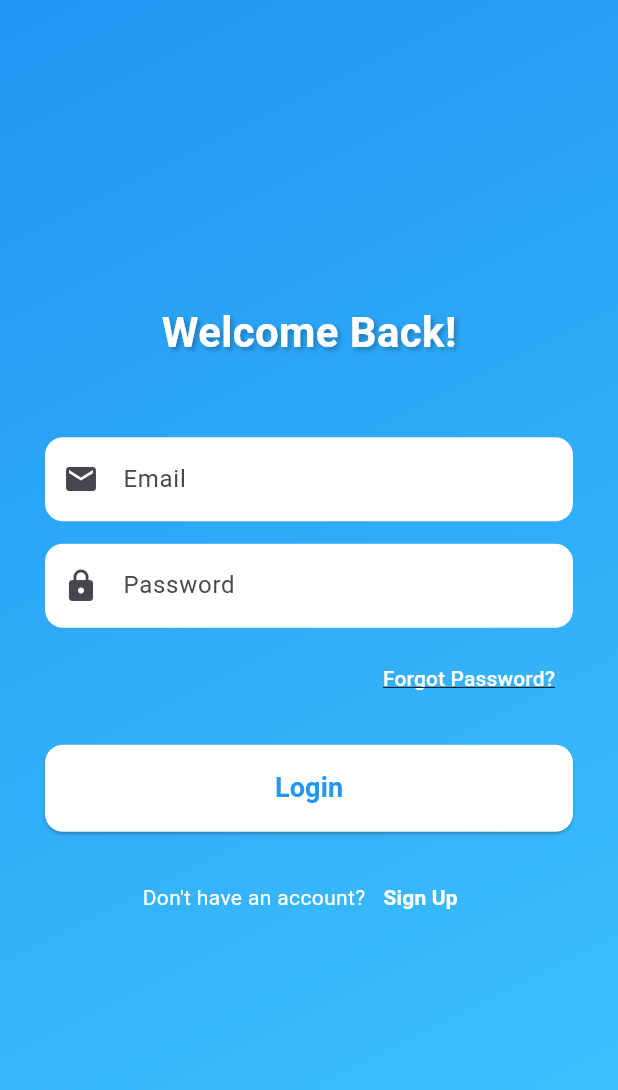
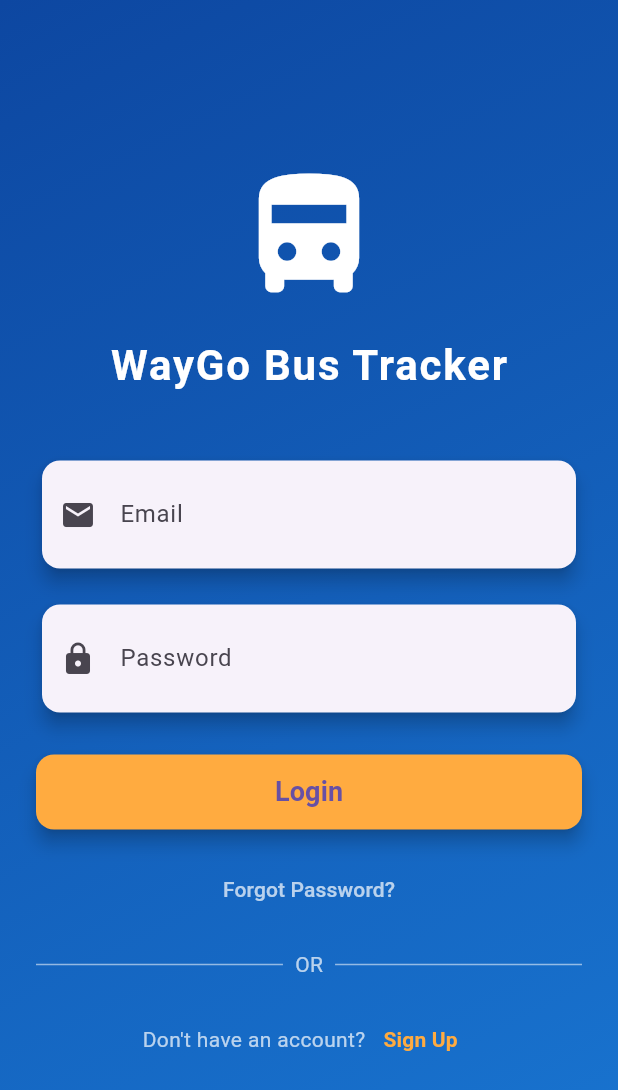
Before and after one commit to SanmuganathanLathusan/bus_tracker, a Flutter app: the LoginScreen screen opened by its route, on a phone screen of 412 x 824 dp. Shown: the top 1090 px of the screen. Run offline on Flutter 3.47's test engine with Material 3 defaults, Android fonts, the phone set to English and light mode, and no system bars; our stand-ins replace geolocator, google_maps_flutter, permission_handler.

Commit message:
modified lib/screens/login_screen.dart  file

```diff
--- a/lib/screens/login_screen.dart
+++ b/lib/screens/login_screen.dart
@@ -1,56 +1,39 @@
-import 'dart:convert';
 import 'package:flutter/material.dart';
-import 'package:http/http.dart' as http;
-import 'package:waygo/screens/HomePage.dart';
-import 'package:waygo/screens/forgotpassword.dart'; // ✅ Import added
+import '../services/api_service.dart';
+import 'HomePage.dart';
 
 class LoginScreen extends StatefulWidget {
   const LoginScreen({super.key});
-
   @override
   _LoginScreenState createState() => _LoginScreenState();
 }
 
 class _LoginScreenState extends State<LoginScreen> {
-  final TextEditingController emailController = TextEditingController();
-  final TextEditingController passwordController = TextEditingController();
+  final emailController = TextEditingController();
+  final passwordController = TextEditingController();
   bool isLoading = false;
 
   Future<void> loginUser() async {
     setState(() => isLoading = true);
 
-    try {
-      final response = await http.post(
-        Uri.parse('http://localhost:5000/api/auth/login'),
-        headers: {"Content-Type": "application/json"},
-        body: jsonEncode({
-          "email": emailController.text.trim(),
-          "password": passwordController.text.trim(),
-        }),
+    final result = await ApiService.loginUser(
+      email: emailController.text.trim(),
+      password: passwordController.text.trim(),
     );
 
     setState(() => isLoading = false);
 
-      if (response.statusCode == 200) {
-        final data = jsonDecode(response.body);
+    if (result['statusCode'] == 200) {
       ScaffoldMessenger.of(context).showSnackBar(
-          SnackBar(content: Text(data['message'] ?? 'Login successful!')),
+        SnackBar(content: Text(result['data']['message'] ?? 'Login successful!')),
       );
-
       Navigator.pushReplacement(
         context,
         MaterialPageRoute(builder: (context) => const HomePage()),
       );
     } else {
-        final data = jsonDecode(response.body);
       ScaffoldMessenger.of(context).showSnackBar(
-          SnackBar(content: Text(data['message'] ?? 'Login failed')),
-        );
-      }
-    } catch (e) {
-      setState(() => isLoading = false);
-      ScaffoldMessenger.of(context).showSnackBar(
-        SnackBar(content: Text('Error: $e')),
+        SnackBar(content: Text(result['data']['message'] ?? 'Login failed')),
       );
     }
   }
@@ -59,11 +42,9 @@ class _LoginScreenState extends State<LoginScreen> {
   Widget build(BuildContext context) {
     return Scaffold(
       body: Container(
-        width: double.infinity,
-        height: double.infinity,
         decoration: const BoxDecoration(
           gradient: LinearGradient(
-            colors: [Colors.blue, Colors.lightBlueAccent],
+            colors: [Color(0xFF0D47A1), Color(0xFF1976D2)],
             begin: Alignment.topLeft,
             end: Alignment.bottomRight,
           ),
@@ -71,125 +52,113 @@ class _LoginScreenState extends State<LoginScreen> {
         child: SafeArea(
           child: Center(
             child: SingleChildScrollView(
-              padding: const EdgeInsets.symmetric(horizontal: 30),
+              padding: const EdgeInsets.symmetric(horizontal: 24),
               child: Column(
-                mainAxisAlignment: MainAxisAlignment.center,
+                crossAxisAlignment: CrossAxisAlignment.center,
                 children: [
+                  // App Logo or Bus Icon
+                  const Icon(
+                    Icons.directions_bus_filled,
+                    size: 100,
+                    color: Colors.white,
+                  ),
+                  const SizedBox(height: 16),
                   const Text(
-                    'Welcome Back!',
+                    "WayGo Bus Tracker",
                     style: TextStyle(
                       fontSize: 28,
                       fontWeight: FontWeight.bold,
                       color: Colors.white,
-                      shadows: [
-                        Shadow(
-                          color: Colors.black26,
-                          offset: Offset(2, 2),
-                          blurRadius: 4,
-                        ),
-                      ],
+                      letterSpacing: 1.2,
                     ),
                   ),
-                  const SizedBox(height: 50),
+                  const SizedBox(height: 40),
 
-                  // Email field
-                  TextField(
+                  // Email Field
+                  Card(
+                    elevation: 5,
+                    shape: RoundedRectangleBorder(borderRadius: BorderRadius.circular(12)),
+                    child: TextField(
                       controller: emailController,
-                    decoration: InputDecoration(
+                      decoration: const InputDecoration(
+                        prefixIcon: Icon(Icons.email),
                         labelText: 'Email',
-                      filled: true,
-                      fillColor: Colors.white,
-                      prefixIcon: const Icon(Icons.email),
-                      border: OutlineInputBorder(
-                        borderRadius: BorderRadius.circular(12),
-                        borderSide: BorderSide.none,
+                        border: InputBorder.none,
+                        contentPadding: EdgeInsets.symmetric(horizontal: 16, vertical: 16),
                       ),
                     ),
                   ),
-                  const SizedBox(height: 15),
+                  const SizedBox(height: 16),
 
-                  // Password field
-                  TextField(
+                  // Password Field
+                  Card(
+                    elevation: 5,
+                    shape: RoundedRectangleBorder(borderRadius: BorderRadius.circular(12)),
+                    child: TextField(
                       controller: passwordController,
                       obscureText: true,
-                    decoration: InputDecoration(
+                      decoration: const InputDecoration(
+                        prefixIcon: Icon(Icons.lock),
                         labelText: 'Password',
-                      filled: true,
-                      fillColor: Colors.white,
-                      prefixIcon: const Icon(Icons.lock),
-                      border: OutlineInputBorder(
-                        borderRadius: BorderRadius.circular(12),
-                        borderSide: BorderSide.none,
+                        border: InputBorder.none,
+                        contentPadding: EdgeInsets.symmetric(horizontal: 16, vertical: 16),
                       ),
                     ),
                   ),
-                  const SizedBox(height: 10),
-
-                  // Forgot Password button
-                  Align(
-                    alignment: Alignment.centerRight,
-                    child: TextButton(
-                      onPressed: () {
-                        // ✅ Navigate to Forgot Password page
-                        Navigator.pushNamed(context, '/forgot_password');
-                      },
-                      child: const Text(
-                        'Forgot Password?',
-                        style: TextStyle(
-                          color: Colors.white,
-                          fontWeight: FontWeight.w500,
-                          decoration: TextDecoration.underline,
-                        ),
-                      ),
-                    ),
-                  ),
-                  const SizedBox(height: 20),
+                  const SizedBox(height: 24),
 
                   // Login Button
                   SizedBox(
                     width: double.infinity,
+                    height: 50,
                     child: ElevatedButton(
                       onPressed: isLoading ? null : loginUser,
                       style: ElevatedButton.styleFrom(
-                        padding: const EdgeInsets.symmetric(vertical: 16),
-                        backgroundColor: Colors.white,
-                        shape: RoundedRectangleBorder(
-                          borderRadius: BorderRadius.circular(12),
-                        ),
+                        backgroundColor: Colors.orangeAccent,
+                        shape: RoundedRectangleBorder(borderRadius: BorderRadius.circular(12)),
+                        elevation: 5,
                       ),
                       child: isLoading
-                          ? const CircularProgressIndicator(color: Colors.blue)
+                          ? const CircularProgressIndicator(color: Colors.white)
                           : const Text(
                               'Login',
-                              style: TextStyle(
-                                fontSize: 18,
-                                fontWeight: FontWeight.bold,
-                                color: Colors.blue,
+                              style: TextStyle(fontSize: 18, fontWeight: FontWeight.bold),
                             ),
                     ),
                   ),
+
+                  const SizedBox(height: 16),
+                  // Forgot Password
+                  TextButton(
+                    onPressed: () => Navigator.pushNamed(context, '/forgot_password'),
+                    child: const Text(
+                      'Forgot Password?',
+                      style: TextStyle(color: Colors.white70),
                     ),
-                  const SizedBox(height: 20),
+                  ),
 
-                  // Signup Navigation
+                  const SizedBox(height: 16),
+                  // Divider or alternative login
+                  Row(
+                    children: const [
+                      Expanded(child: Divider(color: Colors.white54)),
+                      Padding(
+                        padding: EdgeInsets.symmetric(horizontal: 8),
+                        child: Text("OR", style: TextStyle(color: Colors.white70)),
+                      ),
+                      Expanded(child: Divider(color: Colors.white54)),
+                    ],
+                  ),
+                  const SizedBox(height: 16),
+
+                  // Sign Up Redirect
                   Row(
                     mainAxisAlignment: MainAxisAlignment.center,
                     children: [
-                      const Text(
-                        "Don't have an account?",
-                        style: TextStyle(color: Colors.white),
-                      ),
+                      const Text("Don't have an account?", style: TextStyle(color: Colors.white70)),
                       TextButton(
-                        onPressed: () {
-                          Navigator.pushNamed(context, '/signup');
-                        },
-                        child: const Text(
-                          "Sign Up",
-                          style: TextStyle(
-                            fontWeight: FontWeight.bold,
-                            color: Colors.white,
-                          ),
-                        ),
+                        onPressed: () => Navigator.pushNamed(context, '/signup'),
+                        child: const Text("Sign Up", style: TextStyle(color: Colors.orangeAccent, fontWeight: FontWeight.bold)),
                       ),
                     ],
                   ),
```
Lines whose indentation alone changed are shown as unchanged.
